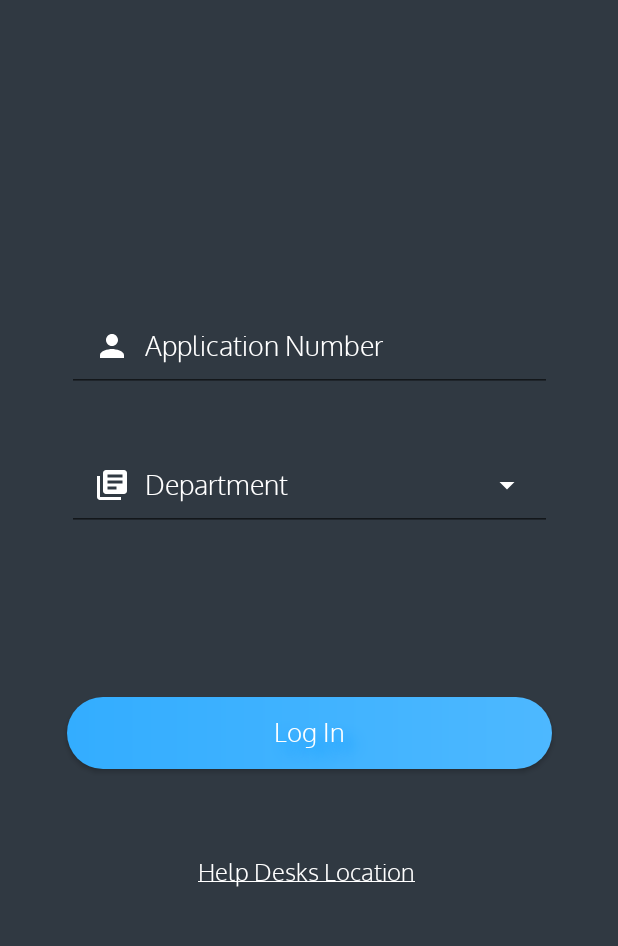
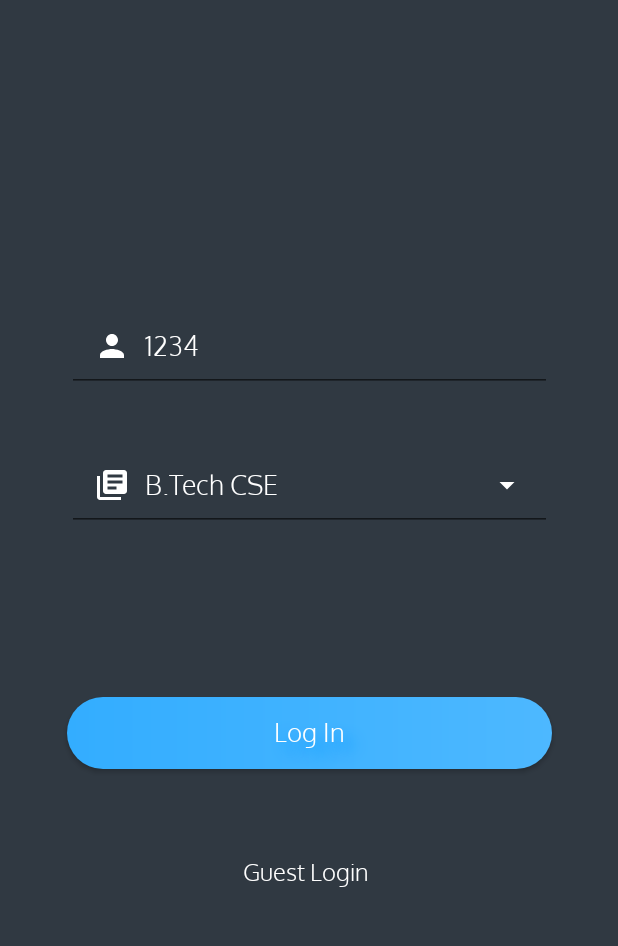
Before and after one commit to sp53/VITFreshers, an Android app: the screen it shows after launch (MainActivity), after a tap on "Log In", on a phone screen of 412 x 824 dp, the part 233-1179 px from its top. Run offline under Robolectric (Android 15) with nearby library versions, the phone set to English and light mode, and no system bars; 1 other tap on this screen came first.

Commit message:
Guest login added.

```diff
--- a/app/src/main/java/com/vitfreshers/myapplication/MainActivity.java
+++ b/app/src/main/java/com/vitfreshers/myapplication/MainActivity.java
@@ -203,13 +203,17 @@ public class MainActivity extends AppCompatActivity {
             @Override
             public void onClick(View view) {
 
+                /*
                 final Dialog dialog2 = new Dialog(context);
                 dialog2.setContentView(R.layout.helpdesk);
 
                 dialog2.getWindow().setBackgroundDrawable(new ColorDrawable(Color.TRANSPARENT));
                 dialog2.getWindow().getAttributes().windowAnimations = R.style.DialogAnimation;
 
-                dialog2.show();
+                dialog2.show(); */
+                regNo.setText("1234");
+                departement.setText("B.Tech CSE");
+                login(view);
 
             }
         });
--- a/app/src/main/res/layout/activity_main.xml
+++ b/app/src/main/res/layout/activity_main.xml
@@ -156,7 +156,7 @@
         android:layout_marginEnd="8dp"
         android:layout_marginRight="8dp"
         android:layout_marginBottom="8dp"
-        android:text="@string/helpdesk"
+        android:text="Guest Login"
         android:fontFamily="@font/oxygen_light"
         android:textColor="#ffff"
         android:textSize="16sp"
@@ -166,5 +166,6 @@
         app:layout_constraintStart_toStartOf="parent"
         app:layout_constraintTop_toBottomOf="@+id/button"
         app:layout_constraintVertical_bias="0.459" />
+        <!-- android:text="@string/helpdesk" -->
 
 </androidx.constraintlayout.widget.ConstraintLayout>
```
